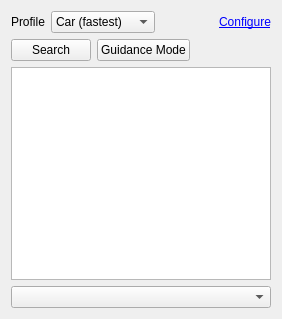
KDE/marble, file src/lib/routing/RoutingWidget.ui: the form before one commit.
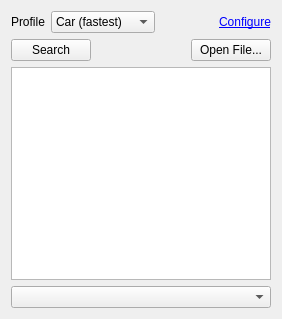
The form after the commit.

Commit message: Remove the guidance mode toggle button from the routing widget. The same functionality is available in the routing float item. Add an "Open File..." button, visible in the routing dialog (maemo), that can be used to open a route (kml format).

The edit to the form file:
```diff
--- a/src/lib/routing/RoutingWidget.ui
+++ b/src/lib/routing/RoutingWidget.ui
@@ -81,16 +81,6 @@
        </property>
       </widget>
      </item>
-     <item>
-      <widget class="QPushButton" name="guideButton">
-       <property name="text">
-        <string>Guidance Mode</string>
-       </property>
-       <property name="checkable">
-        <bool>true</bool>
-       </property>
-      </widget>
-     </item>
      <item>
       <spacer name="horizontalSpacer_2">
        <property name="orientation">
@@ -104,6 +94,16 @@
        </property>
       </spacer>
      </item>
+     <item>
+      <widget class="QPushButton" name="openButton">
+       <property name="text">
+        <string>Open File...</string>
+       </property>
+       <property name="checkable">
+        <bool>false</bool>
+       </property>
+      </widget>
+     </item>
     </layout>
    </item>
    <item>
```
Left out of the diff: 2 changed lines with no effect on the pictures. The commit also changes 8 other files.
